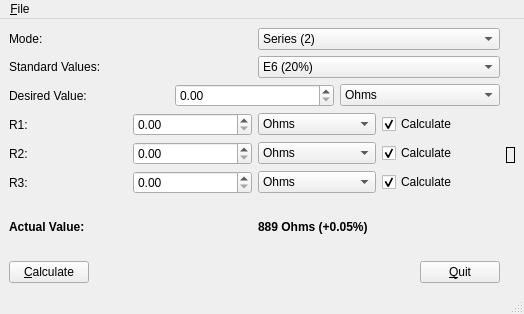
Before: the Qt Designer form precresistor/mainwindow.ui in jefftranter/HamRadio, drawn with Qt 5.
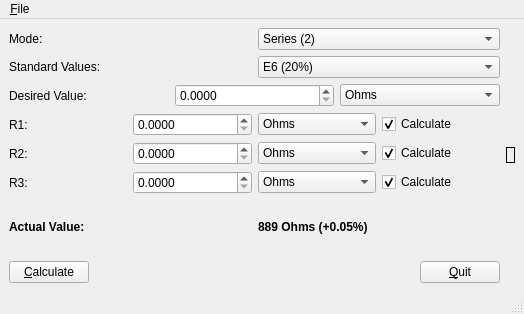
After: the same form once the commit is applied. Icons and pictures are not drawn.

```diff
--- a/precresistor/mainwindow.ui
+++ b/precresistor/mainwindow.ui
@@ -122,6 +122,9 @@
           <property name="toolTip">
            <string>Enter desired resistance value.</string>
           </property>
+          <property name="decimals">
+           <number>4</number>
+          </property>
          </widget>
         </item>
         <item>
@@ -155,7 +158,11 @@
          </widget>
         </item>
         <item row="0" column="1">
-         <widget class="QDoubleSpinBox" name="doubleSpinBox"/>
+         <widget class="QDoubleSpinBox" name="r1SpinBox">
+          <property name="decimals">
+           <number>4</number>
+          </property>
+         </widget>
         </item>
         <item row="0" column="2">
          <widget class="QComboBox" name="r1ResistanceComboBox">
@@ -197,7 +204,11 @@
          </widget>
         </item>
         <item row="1" column="1">
-         <widget class="QDoubleSpinBox" name="doubleSpinBox_2"/>
+         <widget class="QDoubleSpinBox" name="r2SpinBox">
+          <property name="decimals">
+           <number>4</number>
+          </property>
+         </widget>
         </item>
         <item row="1" column="2">
          <widget class="QComboBox" name="r2ResistanceComboBox">
@@ -239,7 +250,11 @@
          </widget>
         </item>
         <item row="2" column="1">
-         <widget class="QDoubleSpinBox" name="doubleSpinBox_3"/>
+         <widget class="QDoubleSpinBox" name="r3SpinBox">
+          <property name="decimals">
+           <number>4</number>
+          </property>
+         </widget>
         </item>
         <item row="2" column="2">
          <widget class="QComboBox" name="r3ResistanceComboBox">
```
Left out of the diff: 13 changed lines with no effect on the pictures.
